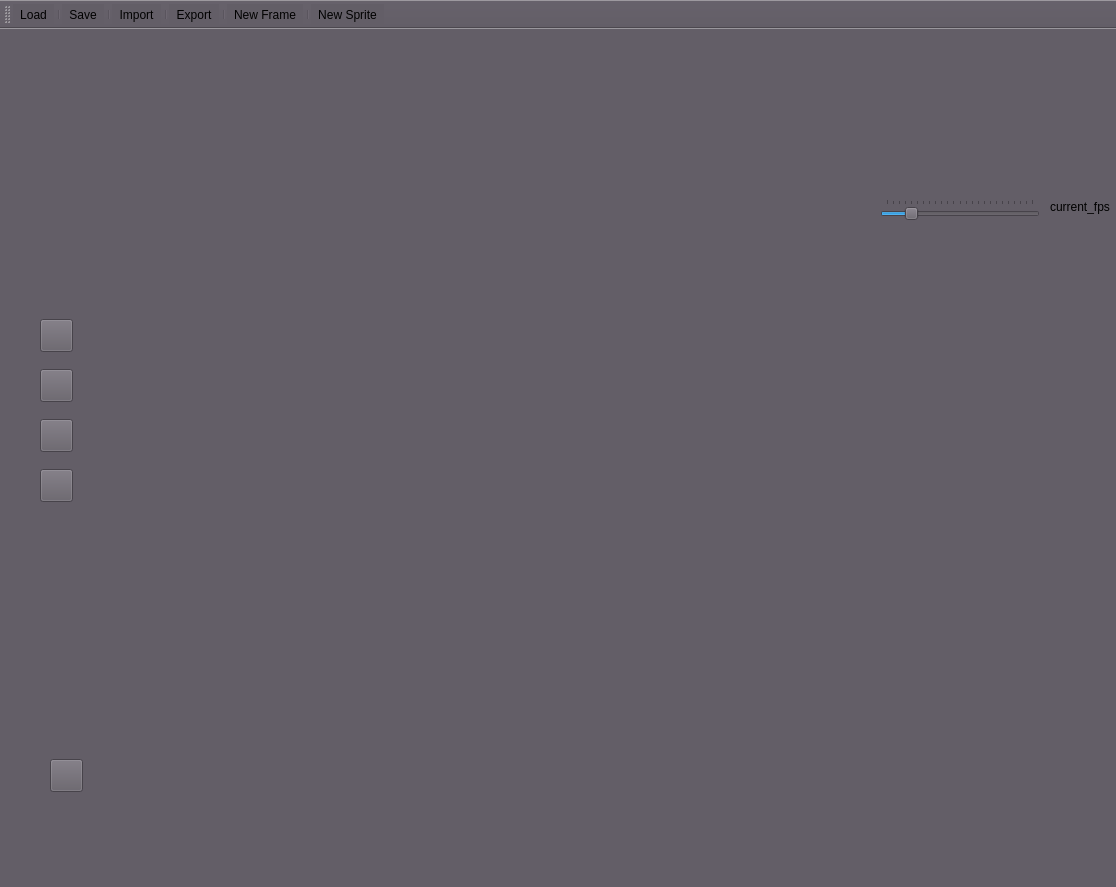
Qt form SpriteCreator/mainwindow.ui (tmpope/qtSpriteEditor) before a commit.
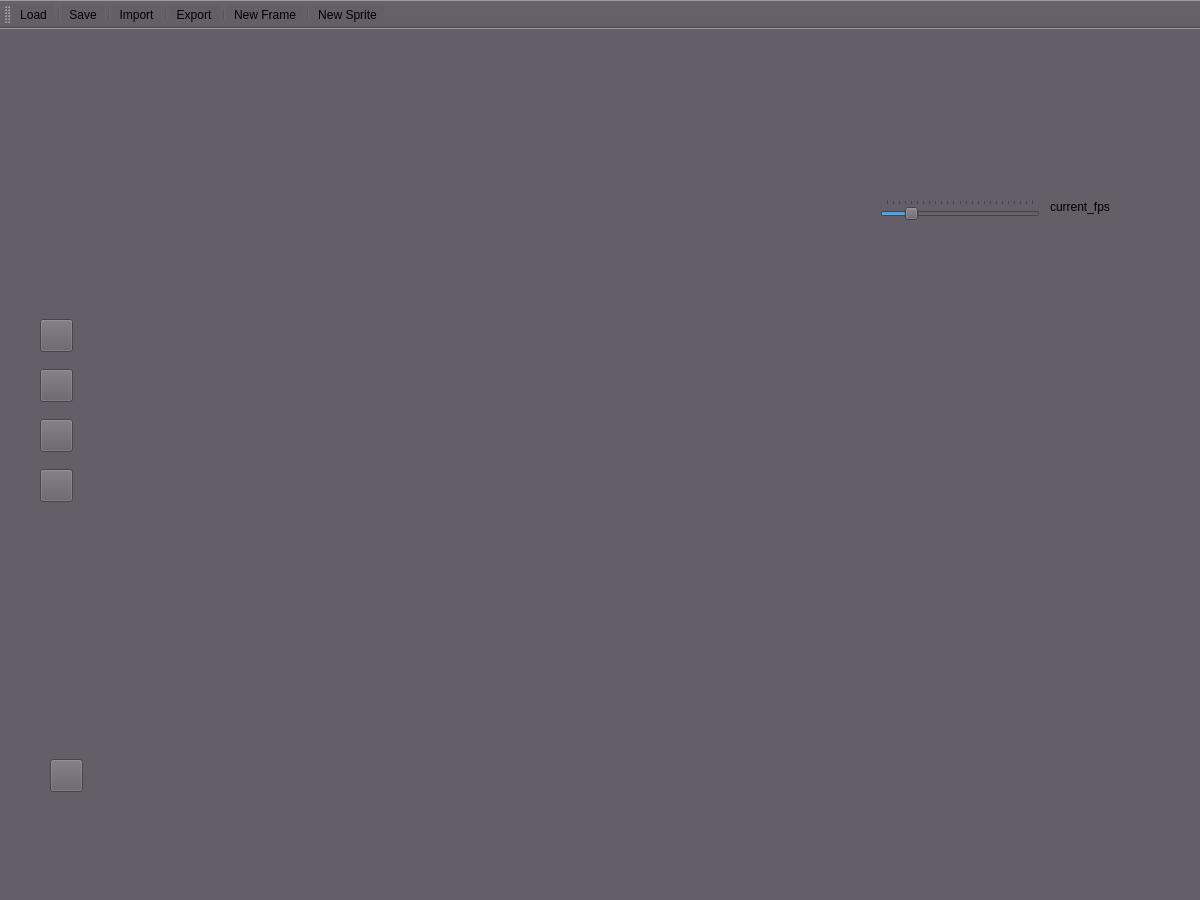
The same form after that commit. Icons and pictures are not drawn. Custom widgets are drawn as their Qt base class.

Diff of the .ui file:
```diff
--- a/SpriteCreator/mainwindow.ui
+++ b/SpriteCreator/mainwindow.ui
@@ -6,8 +6,8 @@
    <rect>
     <x>0</x>
     <y>0</y>
-    <width>1116</width>
-    <height>887</height>
+    <width>1200</width>
+    <height>900</height>
    </rect>
   </property>
   <property name="mouseTracking">
@@ -111,7 +111,7 @@
      </rect>
     </property>
    </widget>
-   <widget class="QPushButton" name="pushButton">
+   <widget class="QPushButton" name="penButton">
     <property name="geometry">
      <rect>
       <x>40</x>
@@ -237,7 +237,7 @@
    </widget>
   </widget>
   <widget class="QStatusBar" name="statusbar"/>
-  <widget class="QToolBar" name="toolBar">
+  <widget class="QToolBar" name="pushButton">
    <property name="windowTitle">
     <string>toolBar</string>
    </property>
```
Left out of the diff: 42 changed lines with no effect on the pictures.
